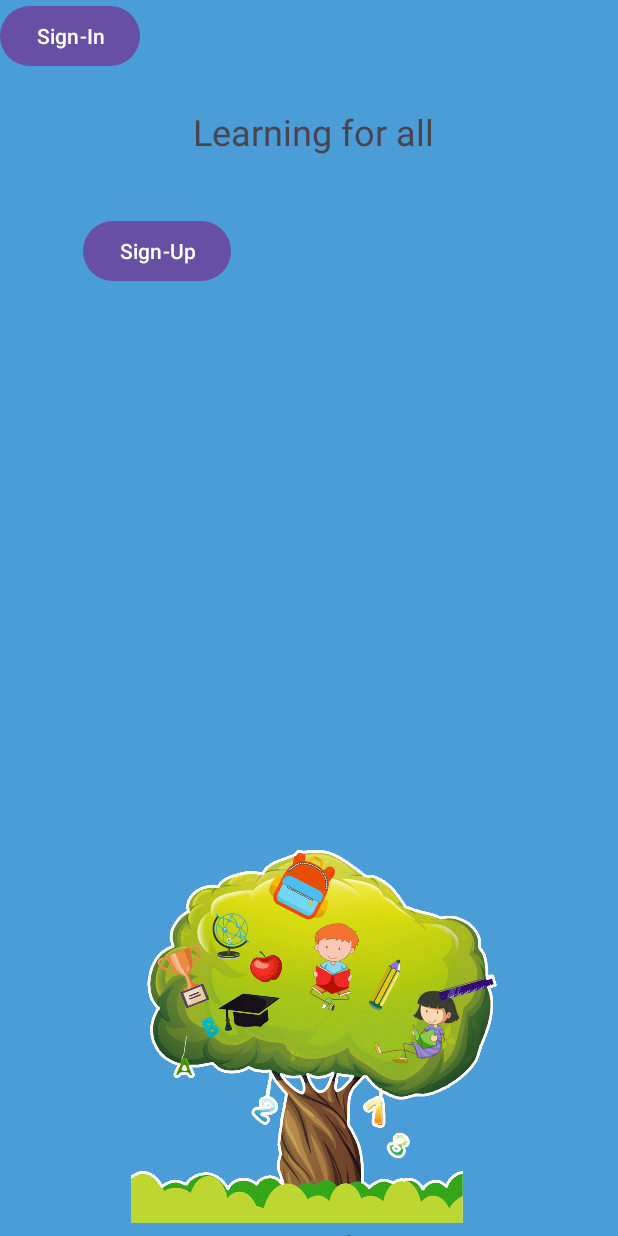
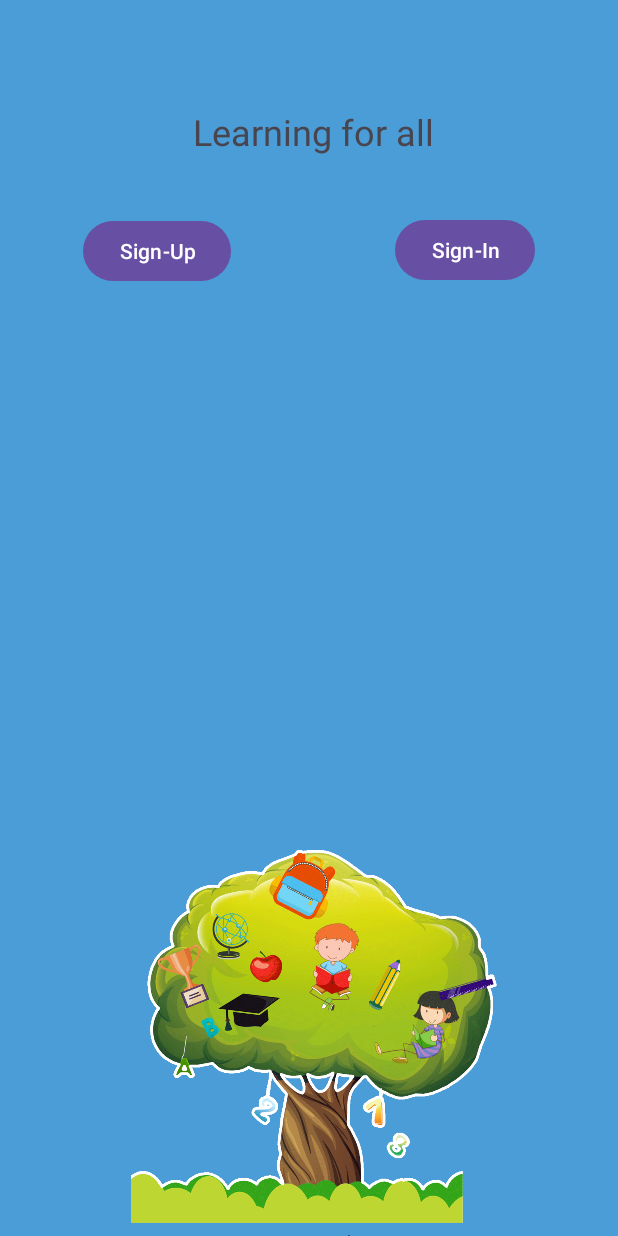
Before and after one commit to kab1rs1dhu/LearningForAll, an Android app: the screen it shows after launch (MainActivity), on a phone screen of 412 x 824 dp. Run offline under Robolectric (Android 15) with nearby library versions, the phone set to English and light mode, and no system bars.

Commit message:
fixed layout of sign in button

```diff
--- a/app/src/main/res/layout/activity_main.xml
+++ b/app/src/main/res/layout/activity_main.xml
@@ -54,7 +54,11 @@
         android:layout_width="wrap_content"
         android:layout_height="wrap_content"
         android:text="Sign-In"
-        tools:layout_editor_absoluteX="259dp"
-        tools:layout_editor_absoluteY="127dp" />
+        app:layout_constraintBottom_toBottomOf="parent"
+        app:layout_constraintEnd_toEndOf="parent"
+        app:layout_constraintHorizontal_bias="0.827"
+        app:layout_constraintStart_toStartOf="parent"
+        app:layout_constraintTop_toTopOf="parent"
+        app:layout_constraintVertical_bias="0.184" />
 
 </androidx.constraintlayout.widget.ConstraintLayout>
```
